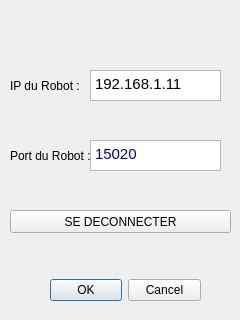
Qt form WifiBot/connexion.ui (Thibaut3/wifibot) before a commit.
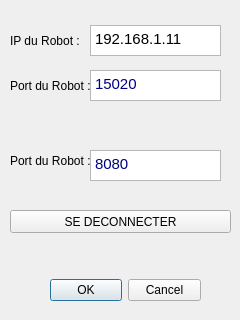
The same form after that commit.

Commit message: Ajout du port caméra dans la fenêtre de connexion

```diff
--- a/WifiBot/connexion.ui
+++ b/WifiBot/connexion.ui
@@ -36,7 +36,7 @@
    <property name="geometry">
     <rect>
      <x>90</x>
-     <y>70</y>
+     <y>25</y>
      <width>131</width>
      <height>31</height>
     </rect>
@@ -53,7 +53,7 @@
    <property name="geometry">
     <rect>
      <x>10</x>
-     <y>70</y>
+     <y>25</y>
      <width>81</width>
      <height>31</height>
     </rect>
@@ -66,7 +66,7 @@
    <property name="geometry">
     <rect>
      <x>90</x>
-     <y>140</y>
+     <y>70</y>
      <width>131</width>
      <height>31</height>
     </rect>
@@ -83,7 +83,7 @@
    <property name="geometry">
     <rect>
      <x>10</x>
-     <y>145</y>
+     <y>75</y>
      <width>81</width>
      <height>21</height>
     </rect>
@@ -105,6 +105,36 @@
     <string>SE DECONNECTER</string>
    </property>
   </widget>
+  <widget class="QLabel" name="label_3">
+   <property name="geometry">
+    <rect>
+     <x>10</x>
+     <y>150</y>
+     <width>81</width>
+     <height>21</height>
+    </rect>
+   </property>
+   <property name="text">
+    <string>Port du Robot :</string>
+   </property>
+  </widget>
+  <widget class="QTextEdit" name="PortCam">
+   <property name="geometry">
+    <rect>
+     <x>90</x>
+     <y>150</y>
+     <width>131</width>
+     <height>31</height>
+    </rect>
+   </property>
+   <property name="html">
+    <string>&lt;!DOCTYPE HTML PUBLIC &quot;-//W3C//DTD HTML 4.0//EN&quot; &quot;http://www.w3.org/TR/REC-html40/strict.dtd&quot;&gt;
+&lt;html&gt;&lt;head&gt;&lt;meta name=&quot;qrichtext&quot; content=&quot;1&quot; /&gt;&lt;style type=&quot;text/css&quot;&gt;
+p, li { white-space: pre-wrap; }
+&lt;/style&gt;&lt;/head&gt;&lt;body style=&quot; font-family:'MS Shell Dlg 2'; font-size:8.25pt; font-weight:400; font-style:normal;&quot;&gt;
+&lt;p style=&quot; margin-top:0px; margin-bottom:0px; margin-left:0px; margin-right:0px; -qt-block-indent:0; text-indent:0px;&quot;&gt;&lt;span style=&quot; font-size:11pt; color:#000080;&quot;&gt;8080&lt;/span&gt;&lt;/p&gt;&lt;/body&gt;&lt;/html&gt;</string>
+   </property>
+  </widget>
  </widget>
  <resources/>
  <connections>
```
The commit also changes 3 other files.
